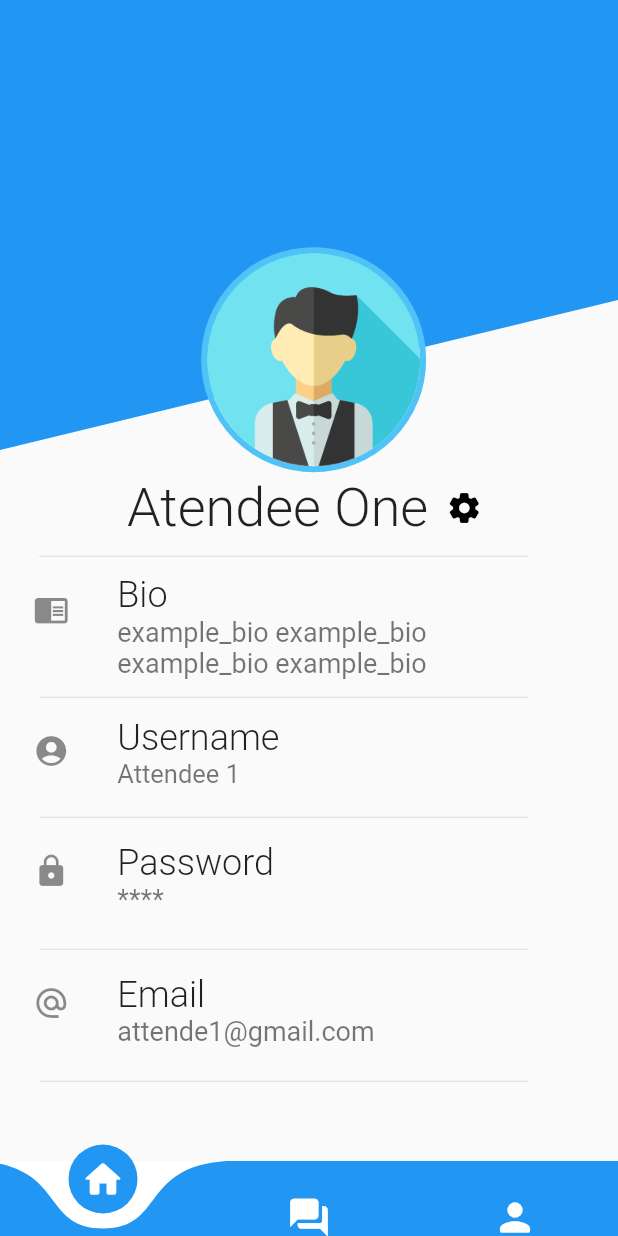
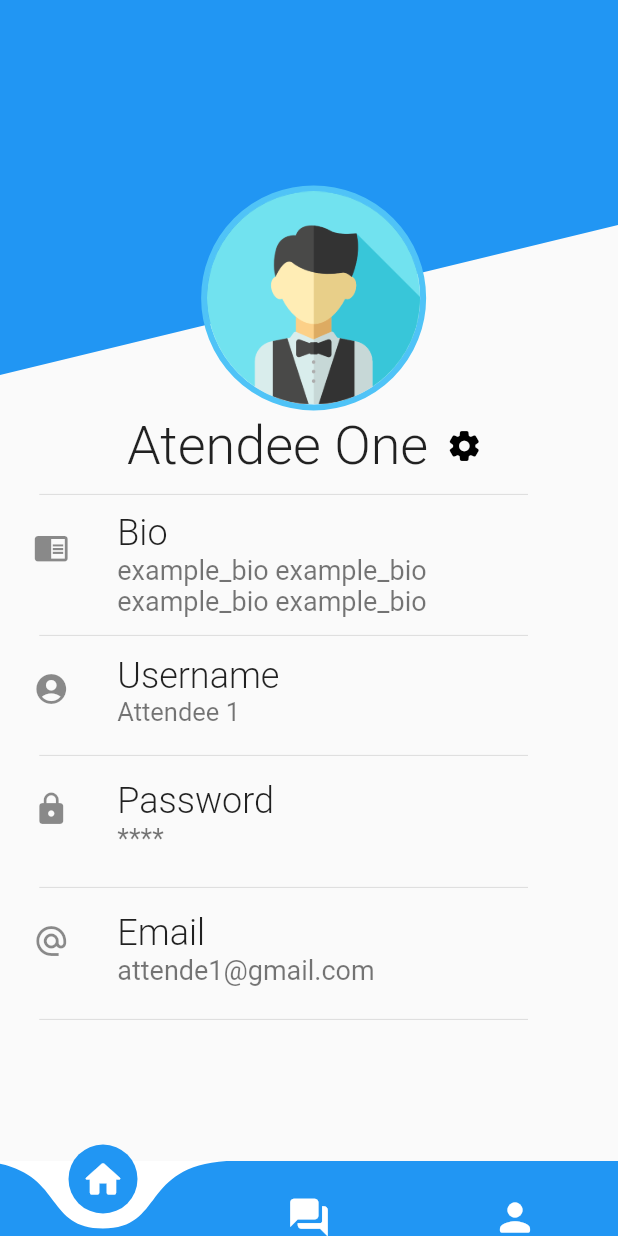
Before and after one commit to FEUP-ESOF-2020-21/open-cx-t1g1-ploggers, a Flutter app: the screen it shows after launch, swiped to page 3, on a phone screen of 412 x 824 dp. Run offline on Flutter 3.47's test engine with Material 2 defaults, Android fonts, the phone set to English and light mode, and no system bars; drawn by our look-alikes of curved_navigation_bar.

Commit message:
Merged branches and fixed minor bugs

```diff
--- a/src/asquestions/lib/view/pages/AddQuestionPage.dart
+++ b/src/asquestions/lib/view/pages/AddQuestionPage.dart
@@ -53,7 +53,7 @@ class _AddQuestionPageState extends State<AddQuestionPage> {
           centerTitle: true,
           actions: <Widget>[
             IconButton(
-                icon: Icon(IconData(0xe5c7, fontFamily: 'MaterialIcons')),
+                icon: Icon(Icons.attachment_rounded),
                 iconSize: 25,
                 color: Colors.white,
                 onPressed: () {
--- a/src/asquestions/lib/view/pages/UserProfilePage.dart
+++ b/src/asquestions/lib/view/pages/UserProfilePage.dart
@@ -24,14 +24,14 @@ class _UserProfilePageState extends State<UserProfilePage> {
           ClipPath(
             clipper: MyCustomClipper(),
             child: Container(
-              height: 300,
+              height: 250,
               decoration: new BoxDecoration(
                   color: Colors.blue)
             ),
           ),
           Container(
             padding: EdgeInsets.only(
-                left: size.width * 0.015, top: size.height * 0.2),
+                left: size.width * 0.015, top: size.height * 0.15),
             child: Column(
               children: <Widget>[
                 Container(
```
